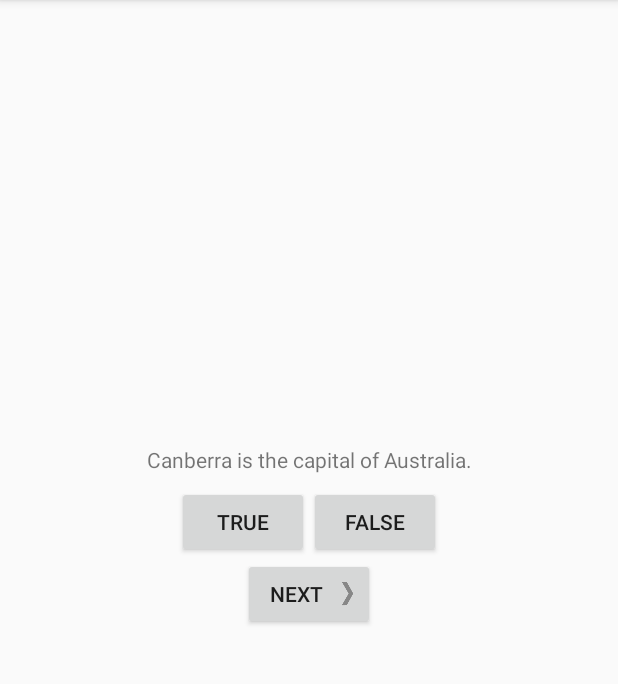
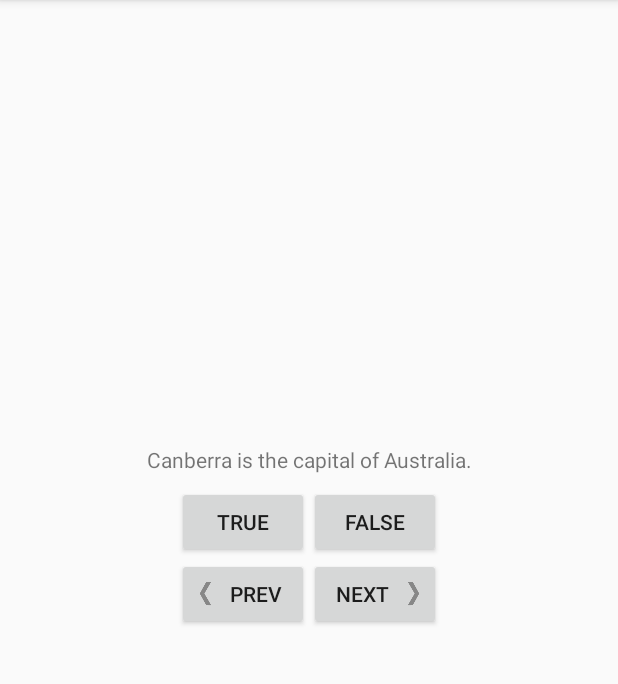
Before and after one commit to ATP93/GeoQuiz, an Android app: the screen it shows after launch (QuizActivity), on a phone screen of 412 x 824 dp, the part 84-768 px from its top. Run offline under Robolectric (Android 15) with nearby library versions, the phone set to English and light mode, and no system bars.

Commit message:
added previous question button

```diff
--- a/app/src/main/java/com/denisgalajda/geoquiz/QuizActivity.java
+++ b/app/src/main/java/com/denisgalajda/geoquiz/QuizActivity.java
@@ -12,6 +12,7 @@ public class QuizActivity extends AppCompatActivity {
     private Button mTrueButton;
     private Button mFalseButton;
     private Button mNextButton;
+    private Button mPrevButton;
     private TextView mQuestionTextView;
 
     private Question[] mQuestionBank = new Question[] {
@@ -57,6 +58,17 @@ public class QuizActivity extends AppCompatActivity {
                 updateQuestion();
             }
         });
+
+        mPrevButton = (Button) findViewById(R.id.prev_button);
+        mPrevButton.setOnClickListener(new View.OnClickListener() {
+            @Override
+            public void onClick(View view) {
+                if (mCurrentIndex == 0)
+                    mCurrentIndex = mQuestionBank.length;
+                mCurrentIndex = (mCurrentIndex - 1) % mQuestionBank.length ;
+                updateQuestion();
+            }
+        });
     }
 
     private void updateQuestion() {
--- a/app/src/main/res/layout/activity_quiz.xml
+++ b/app/src/main/res/layout/activity_quiz.xml
@@ -47,17 +47,34 @@
             android:text="@string/false_button"/>
     </LinearLayout>
 
-    <Button
-        android:id="@+id/next_button"
+    <LinearLayout
         android:layout_width="wrap_content"
         android:layout_height="wrap_content"
         android:layout_marginEnd="8dp"
         android:layout_marginStart="8dp"
-        android:text="@string/next_button"
+        android:orientation="horizontal"
         app:layout_constraintEnd_toEndOf="parent"
         app:layout_constraintStart_toStartOf="parent"
-        app:layout_constraintTop_toBottomOf="@+id/linearLayout"
-        android:drawablePadding="4dp"
-        android:drawableRight="@drawable/arrow_right"/>
+        app:layout_constraintTop_toBottomOf="@+id/linearLayout">
+
+        <Button
+            android:id="@+id/prev_button"
+            android:layout_width="wrap_content"
+            android:layout_height="wrap_content"
+            android:layout_weight="1"
+            android:drawableLeft="@drawable/arrow_left"
+            android:drawablePadding="4dp"
+            android:text="@string/prev_button"/>
+
+        <Button
+            android:id="@+id/next_button"
+            android:layout_width="wrap_content"
+            android:layout_height="wrap_content"
+            android:layout_weight="1"
+            android:drawablePadding="4dp"
+            android:drawableRight="@drawable/arrow_right"
+            android:text="@string/next_button"/>
+
+    </LinearLayout>
 
 </android.support.constraint.ConstraintLayout>
--- a/app/src/main/res/values/strings.xml
+++ b/app/src/main/res/values/strings.xml
@@ -4,6 +4,7 @@
     <string name="true_button">True</string>
     <string name="false_button">False</string>
     <string name="next_button">Next</string>
+    <string name="prev_button">Prev</string>
     <string name="correct_toast">Correct!</string>
     <string name="incorrect_toast">Incorrect!</string>
 
```
